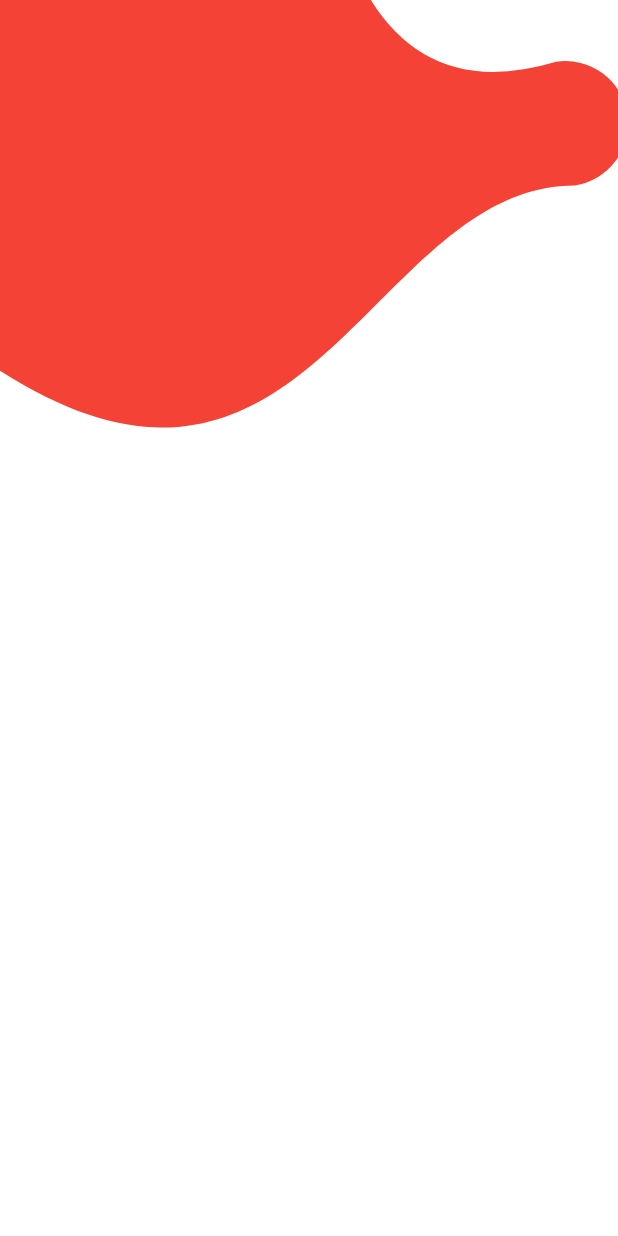
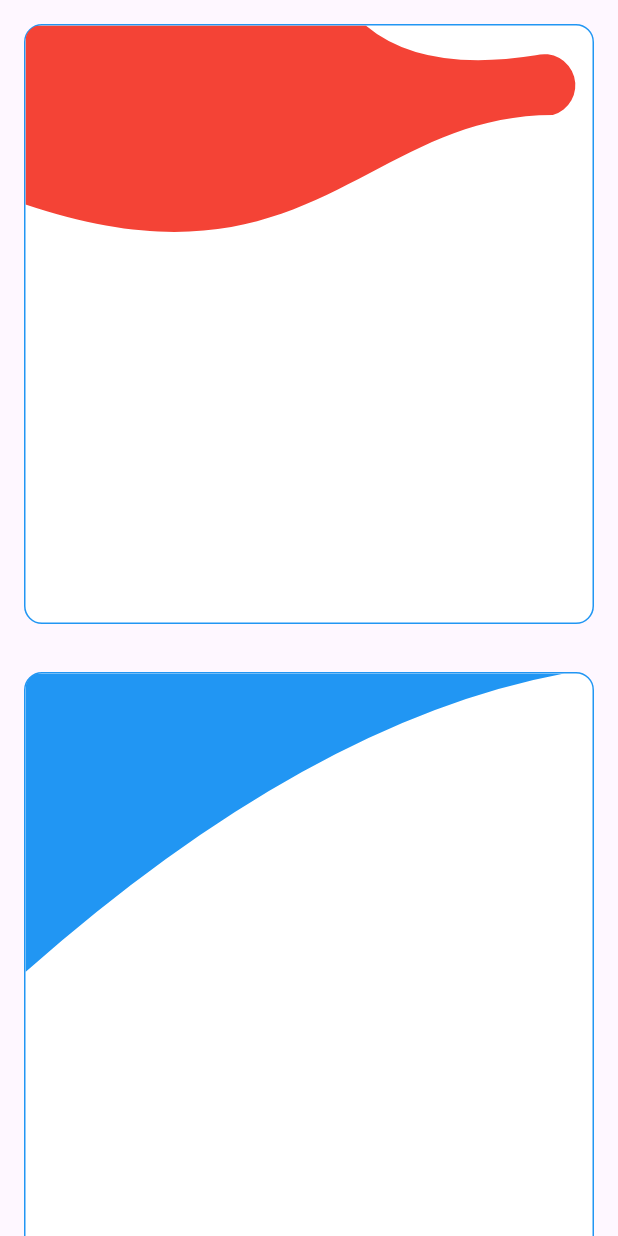
Before and after one commit to sandesh-z/flutter_animation_challenge, a Flutter app: the screen it shows after launch, after a tap on "Curves", on a phone screen of 412 x 824 dp. Run offline on Flutter 3.47's test engine with Material 3 defaults, Android fonts, the phone set to English and light mode, and no system bars; our stand-ins replace palette_generator.

Commit message:
another custom paint added

```diff
--- a/lib/curves/bezier_curves/bezier_paint_one.dart
+++ b/lib/curves/bezier_curves/bezier_paint_one.dart
@@ -1,6 +1,6 @@
 import 'package:flutter/material.dart';
 
-class BezierCurveOne extends CustomPainter {
+class BzierPaintOne extends CustomPainter {
   @override
   void paint(Canvas canvas, Size size) {
     final paint = Paint()
--- /dev/null
+++ b/lib/curves/bezier_curves/bezier_paint_two.dart
@@ -0,0 +1,26 @@
+import 'package:flutter/material.dart';
+
+class BezierPaintTwo extends CustomPainter {
+  @override
+  void paint(Canvas canvas, Size size) {
+    final paint = Paint()
+      ..color = Colors.blue
+      ..style = PaintingStyle.fill;
+    final path = Path()
+      ..moveTo(0, size.height * .5)
+      ..quadraticBezierTo(
+        size.width * .5,
+        size.height * .08,
+        size.width * .95,
+        0,
+      )
+      ..lineTo(0, 0)
+      ..close();
+    canvas.drawPath(path, paint);
+  }
+
+  @override
+  bool shouldRepaint(covariant CustomPainter oldDelegate) {
+    return false;
+  }
+}
--- a/lib/curves/curves.dart
+++ b/lib/curves/curves.dart
@@ -1,5 +1,6 @@
 import 'package:flutter/material.dart';
 import 'package:flutter_animation_challenge/curves/bezier_curves/bezier_paint_one.dart';
+import 'package:flutter_animation_challenge/curves/bezier_curves/bezier_paint_two.dart';
 
 class CurvesPage extends StatelessWidget {
   const CurvesPage({super.key});
@@ -8,17 +9,34 @@
   Widget build(BuildContext context) {
     return Scaffold(
       body: SafeArea(
-        child: Center(
-          child: Container(
-            color: Colors.white,
-            height: double.maxFinite,
-            width: double.maxFinite,
-            child: CustomPaint(
-              painter: BezierCurveOne(),
-            ),
+        child: SingleChildScrollView(
+          child: Column(
+            children: [
+              _curveContainer(painter: BzierPaintOne()),
+              _curveContainer(painter: BezierPaintTwo())
+            ],
           ),
         ),
       ),
     );
   }
+
+  Widget _curveContainer({required CustomPainter painter}) {
+    return Container(
+      margin: const EdgeInsets.all(16.0),
+      decoration: BoxDecoration(
+        color: Colors.white,
+        border: Border.all(color: Colors.blue),
+        borderRadius: BorderRadius.circular(12.0),
+      ),
+      height: 400,
+      child: ClipRRect(
+        borderRadius: BorderRadius.circular(10.0),
+        child: CustomPaint(
+          size: const Size.square(400),
+          painter: painter,
+        ),
+      ),
+    );
+  }
 }
```
